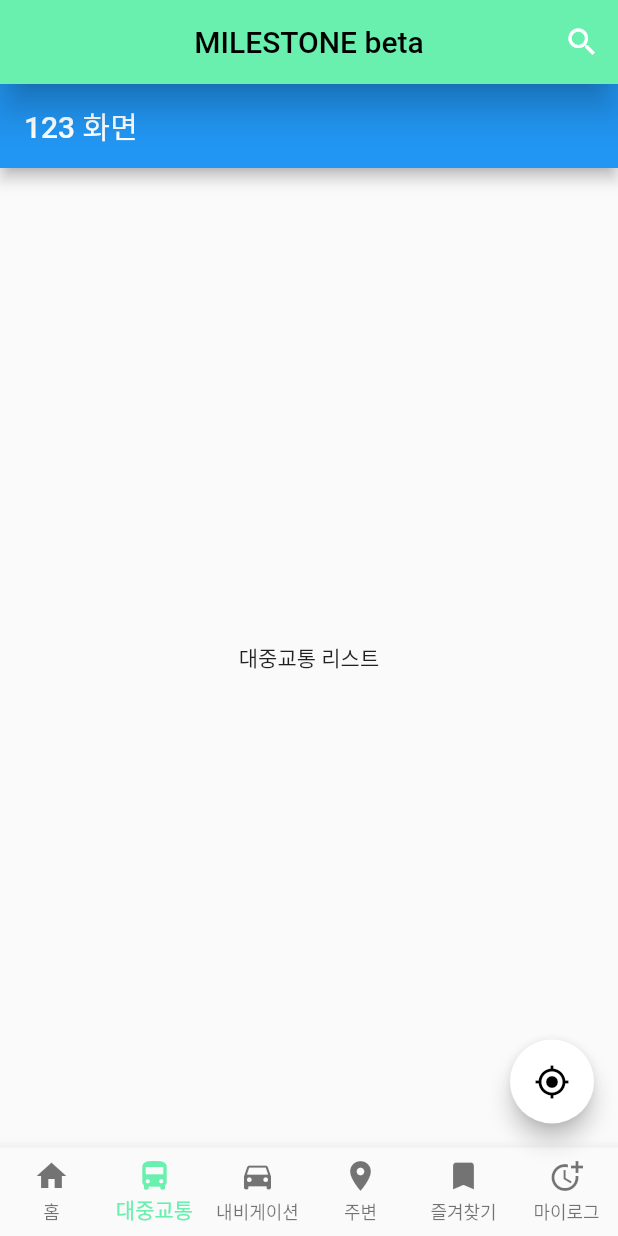
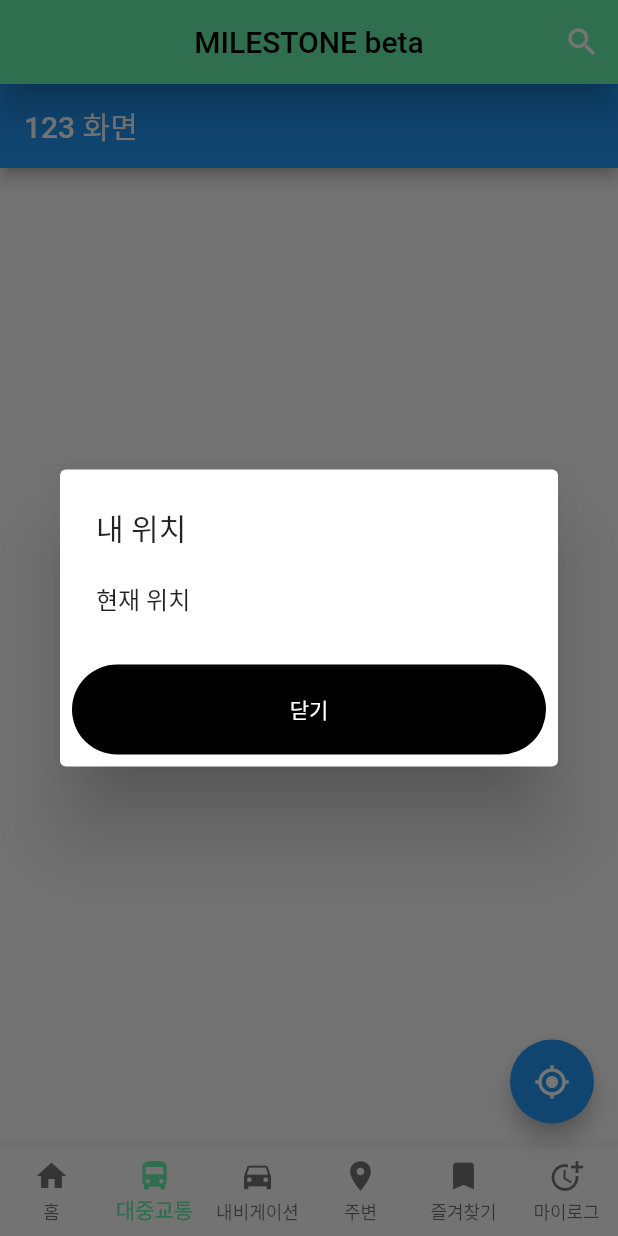
Before and after one commit to Burgerjoa/mapMarking, a Flutter app: the MyHomePage screen opened directly with empty values, item 2 of the bottom bar chosen, after a tap on the "my location" icon, on a phone screen of 412 x 824 dp. Run offline on Flutter 3.47's test engine with Material 2 defaults, Android fonts, the phone set to English and light mode, and no system bars; our stand-ins replace flutter_svg, geolocator, google_maps_flutter, validators.

Commit message:
Revert "5시간뻘짓"
This reverts commit 89055c407d9f49b5485f86bca6d891acda46a799.

```diff
--- a/lib/pages/main_page.dart
+++ b/lib/pages/main_page.dart
@@ -32,20 +32,6 @@ class MyHomePage extends StatefulWidget {
 class _MyHomePageState extends State<MyHomePage> {
   final PageController _pageController = PageController();
   int _currentIndex = 0;
-  late GoogleMapController _controller; // GoogleMapController를 추가하세요
-
-  @override
-  void initState() {
-    super.initState();
-    // 초기화
-    _controller = GoogleMapController(
-      // GoogleMapController를 초기화합니다
-      options: GoogleMapOptions(
-        zoom: 12,
-        myLocationEnabled: true,
-      ),
-    );
-  }
 
   @override
   Widget build(BuildContext context) {
@@ -80,7 +66,7 @@ class _MyHomePageState extends State<MyHomePage> {
           });
         },
         children: [
-          HomeScreen(controller: _controller),
+          HomeScreen(),
           PublicTransportScreen(),
           NavigationScreen(),
           NearbyScreen(),
@@ -130,20 +116,25 @@ class _MyHomePageState extends State<MyHomePage> {
         selectedItemColor: Colors.greenAccent,
       ),
       floatingActionButton: FloatingActionButton(
-        onPressed: () async {
-          // 현재 위치를 가져오는 `getCurrentLocation` 함수를 사용하여 위치 정보를 얻습니다
-          var gps = await getCurrentLocation();
-
-          // Google Maps에서 새 위치로 카메라를 이동시킵니다
-          _controller.animateCamera(
-            CameraUpdate.newLatLng(LatLng(gps.latitude, gps.longitude)),
+        onPressed: () {
+          showDialog(
+              context: context,
+              builder: (context) {
+                return AlertDialog(
+                  title: Text("내 위치"),
+                  content: Text("현재 위치"),
+                  actions: [
+                    TextButton(
+                      onPressed: () {
+                        Navigator.pop(context);
+                      },
+                      child: Text("닫기"),
+                    )
+                  ],
                 );
+              });
         },
-        child: Icon(
-          Icons.my_location,
-          color: Colors.black,
-        ),
-        backgroundColor: Colors.white,
+        child: Icon(Icons.my_location),
       ),
     );
   }
@@ -189,19 +180,8 @@ class CustomSearchDelegate extends SearchDelegate {
   }
 }
 
-// 현재 위치
-Future<Position> getCurrentLocation() async {
-  Position position = await Geolocator.getCurrentPosition(
-      desiredAccuracy: LocationAccuracy.high);
-  return position;
-}
-
 // 홈 화면
 class HomeScreen extends StatelessWidget {
-  final GoogleMapController controller;
-
-  HomeScreen({required this.controller});
-
   @override
   Widget build(BuildContext context) {
     return Scaffold(
@@ -221,7 +201,6 @@ class HomeScreen extends StatelessWidget {
           ),
         ]),
         zoomControlsEnabled: false, // 줌 컨트롤 활성화 여부
-          myLocationButtonEnabled: true
         // 나머지 GoogleMap 속성들...
       ),
     );
```
Also changed, not shown: 11 other files. Lines whose indentation alone changed are shown as unchanged.
